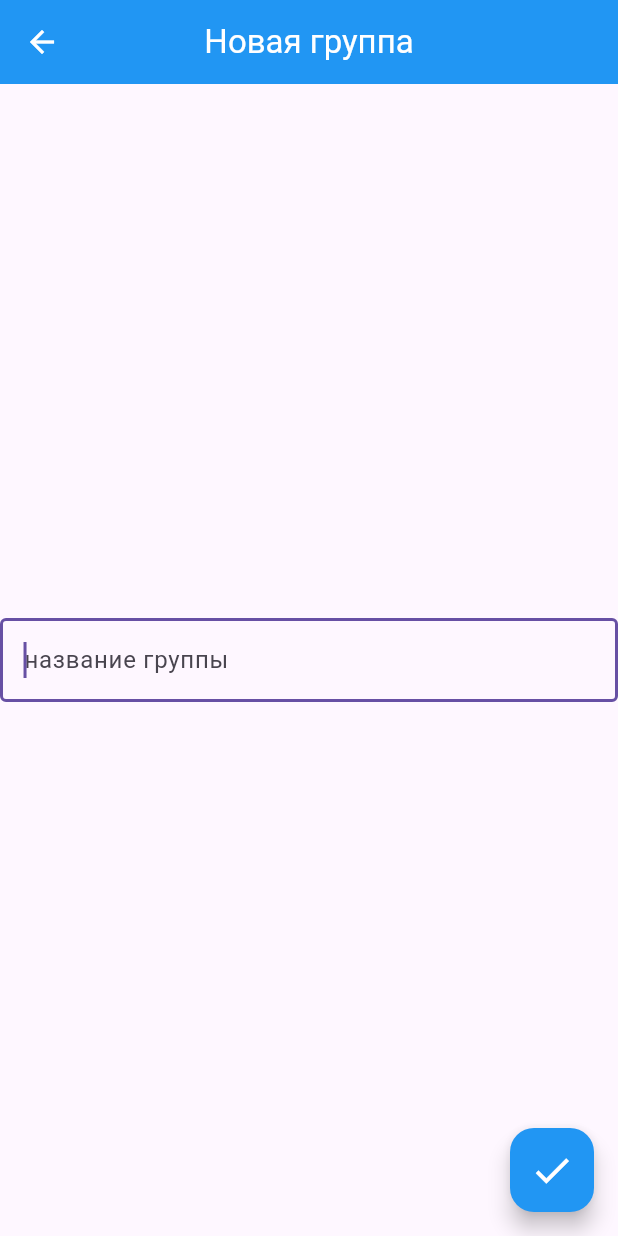
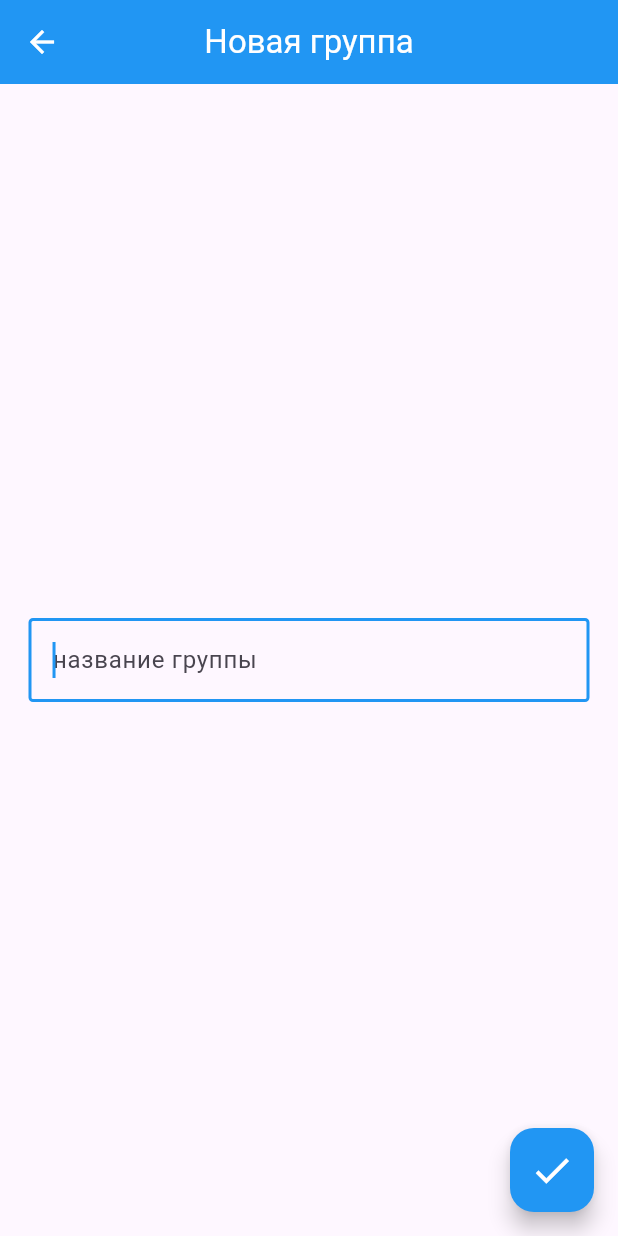
Before and after one commit to DenUP/TODO_LIST, a Flutter app: the _GroupsFormWidgetBody screen opened directly, on a phone screen of 412 x 824 dp. Run offline on Flutter 3.47's test engine with Material 3 defaults, Android fonts, the phone set to English and light mode, and no system bars; our stand-ins replace flutter_slidable, hive, hive_flutter; accounts and stored records are empty.

Commit message:
Style form in groupos widget form

```diff
--- a/lib/ui/widgets/groups_form/groups_form_widget.dart
+++ b/lib/ui/widgets/groups_form/groups_form_widget.dart
@@ -31,7 +31,12 @@ class _GroupsFormWidgetBody extends StatelessWidget {
         centerTitle: true,
         title: const Text('Новая группа'),
       ),
-      body: const SafeArea(child: Center(child: _GroupsFormField())),
+      body: const SafeArea(
+          child: Center(
+              child: Padding(
+        padding: EdgeInsets.symmetric(horizontal: 19),
+        child: _GroupsFormField(),
+      ))),
       floatingActionButton: FloatingActionButton(
         onPressed: () =>
             GroupsFormWidgetProvider.read(context)?.model.saveGroup(context),
@@ -56,8 +61,16 @@ class _GroupsFormField extends StatelessWidget {
       onChanged: (value) => model?.title = value,
       onEditingComplete: () => model?.saveGroup(context),
       autofocus: true,
+      cursorColor: Colors.blue,
       decoration: const InputDecoration(
-          hintText: 'название группы', border: OutlineInputBorder()),
+          focusColor: Colors.amber,
+          focusedBorder: OutlineInputBorder(
+              borderSide: BorderSide(color: Colors.blue, width: 2),
+              borderRadius: BorderRadius.all(
+                Radius.circular(3),
+              )),
+          hintText: 'название группы',
+          border: OutlineInputBorder()),
     );
   }
 }
```
